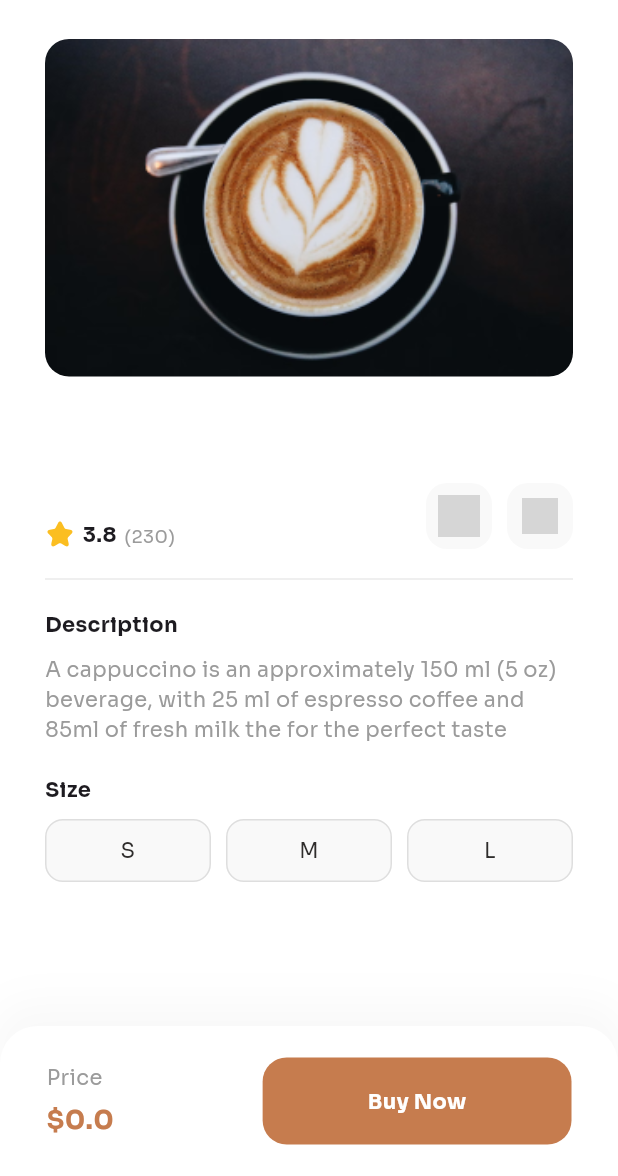
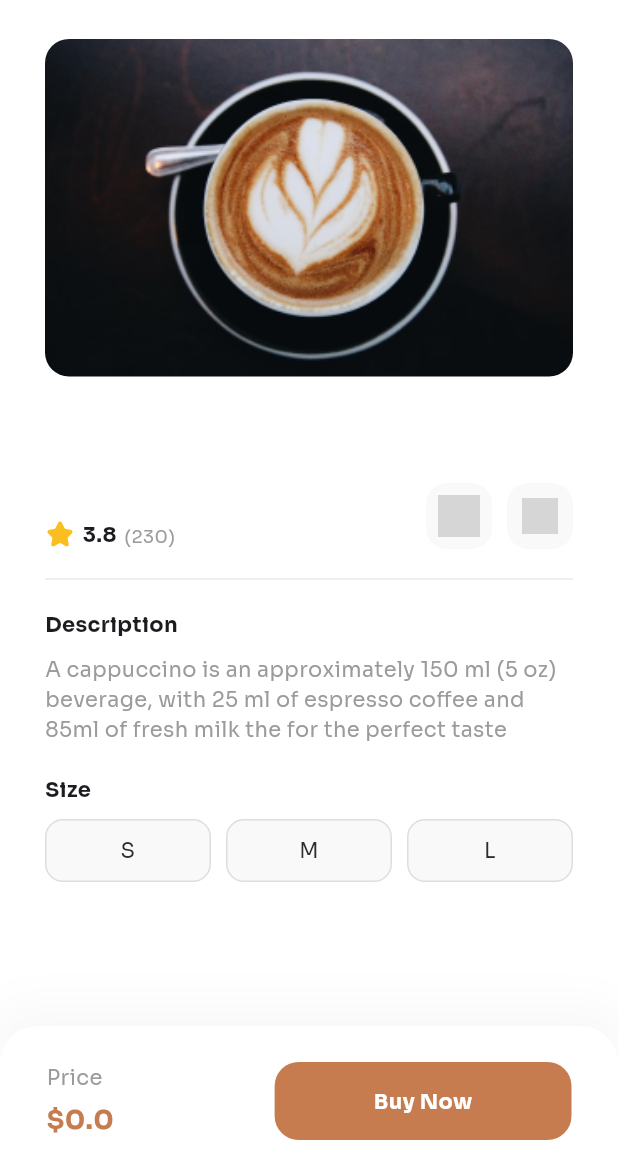
Before and after one commit to theabdulraffay/CoffeeShop-App, a Flutter app: the DetailPage screen opened directly with empty values, on a phone screen of 412 x 824 dp, the part 60-1236 px from its top. Run offline on Flutter 3.47's test engine with Material 3 defaults, Android fonts, the phone set to English and light mode, and no system bars; our stand-ins replace equatable, flutter_bloc, flutter_svg, google_fonts; missing offline and left inert: mongo_dart; grey boxes are pictures that could not be loaded.

```diff
--- a/lib/pages/detail/detail_page.dart
+++ b/lib/pages/detail/detail_page.dart
@@ -243,37 +243,29 @@ class _DetailPageState extends State<DetailPage> {
                   ],
                 ),
                 const Spacer(),
-                BlocBuilder<OrderBloc, OrderState>(
+                BlocListener<OrderBloc, OrderState>(
+                  listener: (context, state) {
+                    if (state.status == Status.success) {
+                      ScaffoldMessenger.of(context).showSnackBar(
+                          const SnackBar(content: Text('Added to the cart')));
+                      Navigator.pop(context);
+                    }
+                    if (state.status == Status.avalible) {
+                      ScaffoldMessenger.of(context).showSnackBar(const SnackBar(
+                          content: Text('Already added to the Cart')));
+                    }
+                  },
+                  child: BlocBuilder<OrderBloc, OrderState>(
                     builder: (context, state) {
                       // if (state.status == Status.success) {
                       //   Navigator.pop(context);
                       // }
-                    var avalible = state.listOfOrders
-                        .any((val) => val.product == widget.product);
-                    if (avalible) {
-                      ScaffoldMessenger.of(context)
-                          .showSnackBar(const SnackBar(content: Text('data')));
-                    }
+
                       return GestureDetector(
                         onTap: () {
-                        if (!avalible) {
                           context
                               .read<OrderBloc>()
                               .add(AddOrderEvent(productModel: widget.product));
-                        }
-                        // bool isProductAlreadyInOrderList = orderList
-                        //     .any((order) => order.product == widget.product);
-                        // // If the product is not already in the order list, add it
-                        // if (!isProductAlreadyInOrderList) {
-                        //   orderList.add(OrderModel(
-                        //       product: widget.product, orderAmount: 1));
-                        // }
-
-                        // Navigator.push(
-                        //   context,
-                        //   MaterialPageRoute(
-                        //       builder: (context) => const OrderPage()),
-                        // );
                         },
                         child: Container(
                           decoration: BoxDecoration(
@@ -281,7 +273,7 @@ class _DetailPageState extends State<DetailPage> {
                               borderRadius: BorderRadius.circular(16)),
                           child: Padding(
                             padding: const EdgeInsets.symmetric(
-                              horizontal: 70, vertical: 19),
+                                horizontal: 66, vertical: 16),
                             child: state.status == Status.loading
                                 ? const CircularProgressIndicator()
                                 : Font(
@@ -292,6 +284,7 @@ class _DetailPageState extends State<DetailPage> {
                         ),
                       );
                     },
+                  ),
                 )
               ]),
             ),
--- a/lib/utils/enums.dart
+++ b/lib/utils/enums.dart
@@ -3,4 +3,5 @@ enum Status {
   loading,
   success,
   error,
+  avalible,
 }
```
Lines whose indentation alone changed are shown as unchanged.
